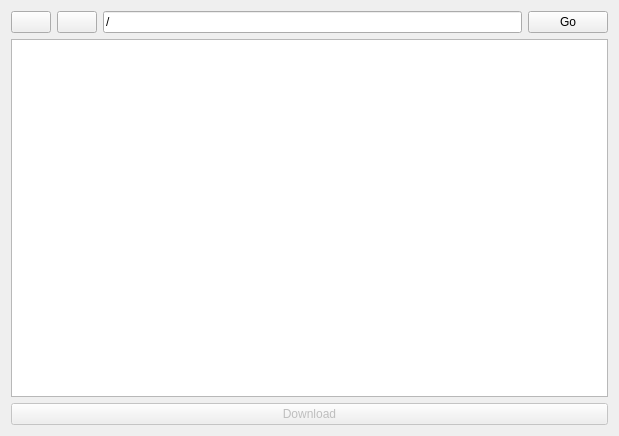
Above: Client/UI/FileClientUI.ui from yang-zhongtian/PYCM before the change. Below: the same form after it.
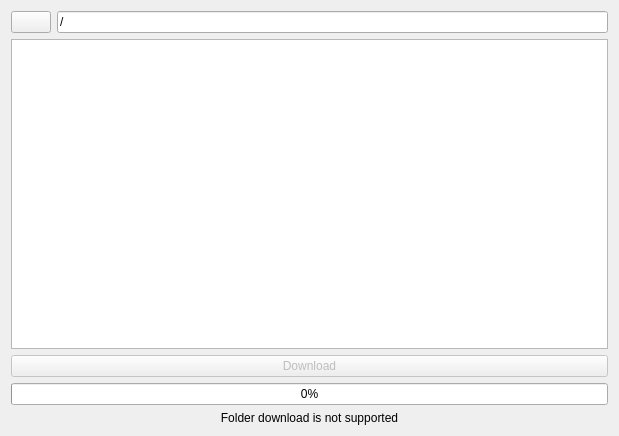
That is the form after the change. Icons and pictures are not drawn.

The edit to the form file:
```diff
--- a/Client/UI/FileClientUI.ui
+++ b/Client/UI/FileClientUI.ui
@@ -40,20 +40,6 @@
        </property>
       </widget>
      </item>
-     <item>
-      <widget class="QPushButton" name="button_forward">
-       <property name="sizePolicy">
-        <sizepolicy hsizetype="Minimum" vsizetype="Minimum">
-         <horstretch>0</horstretch>
-         <verstretch>0</verstretch>
-        </sizepolicy>
-       </property>
-       <property name="icon">
-        <iconset resource="../Resources.qrc">
-         <normaloff>:/Theme/Resources/arrow_right_focus.png</normaloff>:/Theme/Resources/arrow_right_focus.png</iconset>
-       </property>
-      </widget>
-     </item>
      <item>
       <widget class="QLineEdit" name="location">
        <property name="sizePolicy">
@@ -65,18 +51,8 @@
        <property name="text">
         <string>/</string>
        </property>
-      </widget>
-     </item>
-     <item>
-      <widget class="QPushButton" name="button_go">
-       <property name="sizePolicy">
-        <sizepolicy hsizetype="Minimum" vsizetype="Minimum">
-         <horstretch>0</horstretch>
-         <verstretch>0</verstretch>
-        </sizepolicy>
-       </property>
-       <property name="text">
-        <string>Go</string>
+       <property name="readOnly">
+        <bool>true</bool>
        </property>
       </widget>
      </item>
@@ -98,8 +74,11 @@
        <property name="selectionMode">
         <enum>QAbstractItemView::ContiguousSelection</enum>
        </property>
-       <property name="movement">
-        <enum>QListView::Static</enum>
+       <property name="gridSize">
+        <size>
+         <width>100</width>
+         <height>100</height>
+        </size>
        </property>
        <property name="viewMode">
         <enum>QListView::IconMode</enum>
@@ -119,6 +98,23 @@
        </property>
       </widget>
      </item>
+     <item>
+      <widget class="QProgressBar" name="download_progress">
+       <property name="value">
+        <number>0</number>
+       </property>
+      </widget>
+     </item>
+     <item>
+      <widget class="QLabel" name="warning">
+       <property name="text">
+        <string>Folder download is not supported</string>
+       </property>
+       <property name="alignment">
+        <set>Qt::AlignCenter</set>
+       </property>
+      </widget>
+     </item>
     </layout>
    </item>
   </layout>
```
Left out of the diff: 45 changed lines with no effect on the pictures.
